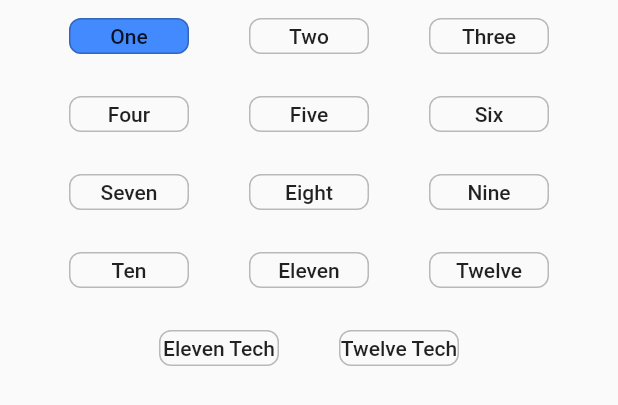
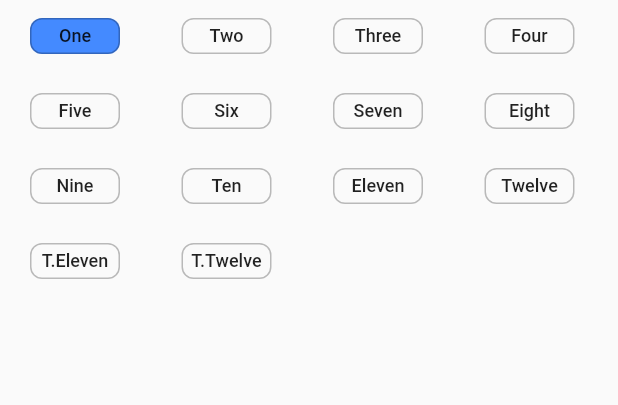
Before and after one commit to MohanDhakal/trishaheed-revamped, a Flutter app: the GradeChips widget shown alone on an empty page, opened directly, on a phone screen of 412 x 824 dp. Shown: the top 405 px of the screen. Run offline on Flutter 3.47's test engine with Material 2 defaults, Android fonts, the phone set to English and light mode, and no system bars; our stand-ins replace carousel_slider, dartz, data_table_2, dio, responsive_framework, shimmer and 1 more; missing offline and left inert: dart:html, file_saver, flutter_quill, webviewx; network calls fail.

Commit message:
grade chips improvised

```diff
--- a/lib/pages/students.dart
+++ b/lib/pages/students.dart
@@ -221,13 +221,11 @@ class GradeChips extends StatelessWidget {
     return Consumer<StudentState>(builder: (context, model, child) {
       return SizedBox(
         height: responsiveWrapper.isSmallerThan(DESKTOP)
-            ? size.height * 0.28
+            ? size.height * 0.2
             : size.height * 0.2,
         width: size.width,
-        child: Wrap(
-          alignment: WrapAlignment.center,
-          runSpacing: 4.0,
-          children: List.generate(GradeMap.names.length, (index) {
+        child: Wrap(spacing: 1, runSpacing: 2, children: [
+          ...List.generate(GradeMap.names.length, (index) {
             return MaterialButton(
               onPressed: () async {
                 // showLoadingDialog(context);
@@ -238,7 +236,7 @@ class GradeChips extends StatelessWidget {
                 model.loading = false;
               },
               child: Container(
-                width: responsiveWrapper.isSmallerThan(DESKTOP) ? 80 : 100,
+                width: responsiveWrapper.isSmallerThan(DESKTOP) ? 60 : 100,
                 height: responsiveWrapper.isSmallerThan(DESKTOP) ? 24 : 36,
                 margin: EdgeInsets.symmetric(horizontal: 4),
                 alignment: Alignment.center,
@@ -251,11 +249,46 @@ class GradeChips extends StatelessWidget {
                   border: Border.all(color: Colors.black26),
                 ),
                 child: Text(
-                    "${GradeMap.names[GradeMap.names.keys.elementAt(index)]}"),
+                  "${GradeMap.names[GradeMap.names.keys.elementAt(index)]}",
+                  style: TextStyle(fontSize: 12),
+                ),
               ),
             );
           }),
-        ),
+        ]),
+        // child: Wrap(
+        //   alignment: WrapAlignment.center,
+        //   runSpacing: 4.0,
+        //   children:
+        //List.generate(GradeMap.names.length, (index) {
+        //     return MaterialButton(
+        //       onPressed: () async {
+        //         // showLoadingDialog(context);
+        //         model.currentPage = 1;
+        //         model.selectedGrade = GradeMap.names.keys.elementAt(index);
+        //         model.loading = true;
+        //         await model.getStudentList();
+        //         model.loading = false;
+        //       },
+        //       child: Container(
+        //         width: responsiveWrapper.isSmallerThan(DESKTOP) ? 80 : 100,
+        //         height: responsiveWrapper.isSmallerThan(DESKTOP) ? 24 : 36,
+        //         margin: EdgeInsets.symmetric(horizontal: 4),
+        //         alignment: Alignment.center,
+        //         decoration: BoxDecoration(
+        //           color: model.selectedGrade ==
+        //                   GradeMap.names.keys.elementAt(index)
+        //               ? Colors.blueAccent
+        //               : null,
+        //           borderRadius: BorderRadius.circular(8),
+        //           border: Border.all(color: Colors.black26),
+        //         ),
+        //         child: Text(
+        //             "${GradeMap.names[GradeMap.names.keys.elementAt(index)]}"),
+        //       ),
+        //     );
+        //   }),
+        // ),
       );
     });
   }
--- a/lib/utilities/grade_map.dart
+++ b/lib/utilities/grade_map.dart
@@ -12,7 +12,7 @@ class GradeMap {
     10: "Ten",
     11: "Eleven",
     12: "Twelve",
-    13: "Eleven Tech",
-    14: "Twelve Tech",
+    13: "T.Eleven",
+    14: "T.Twelve",
   };
 }
```
